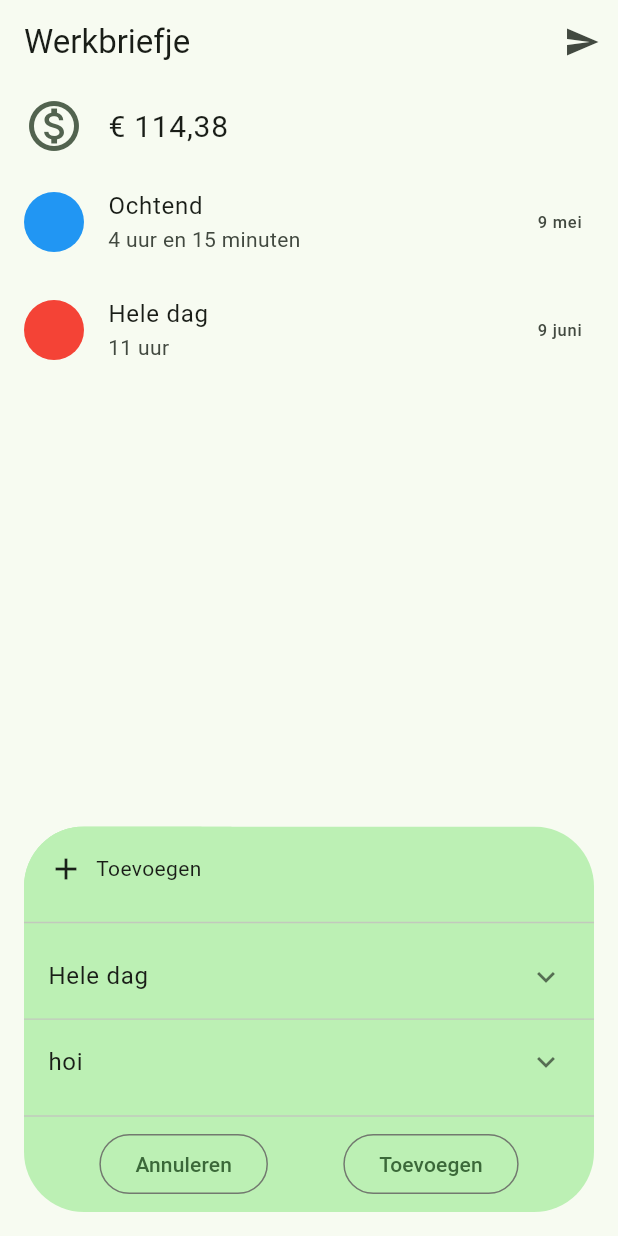
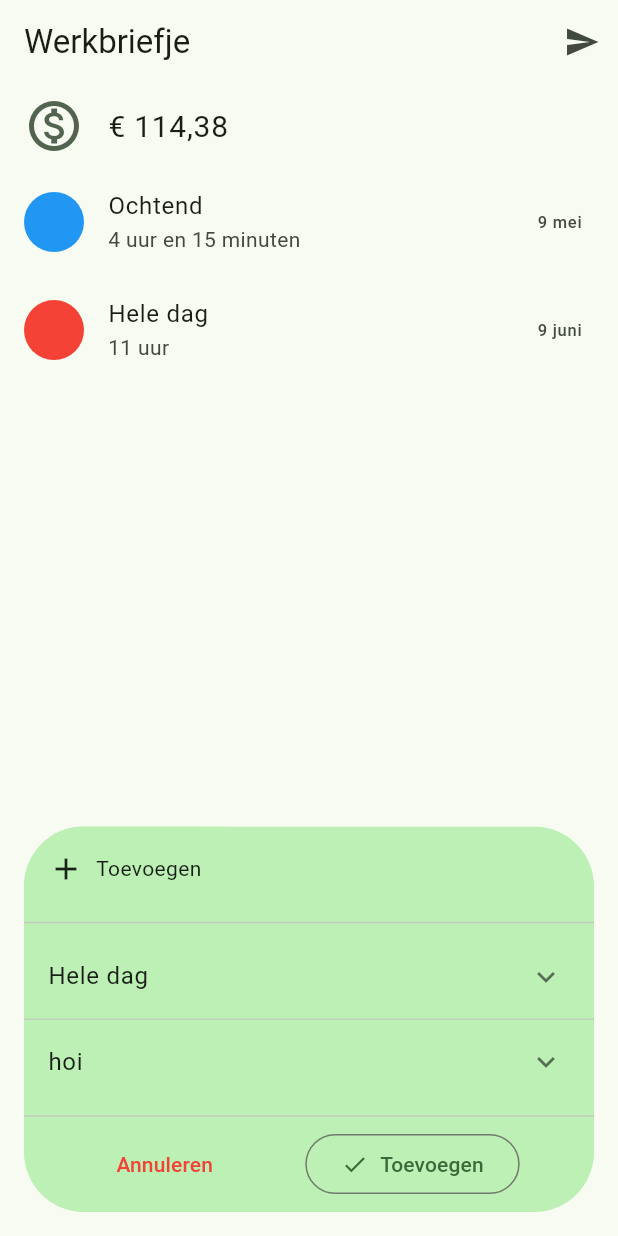
Before and after one commit to ardjuh/workhours, a Flutter app: the screen it shows after launch, on a phone screen of 412 x 824 dp. Run offline on Flutter 3.47's test engine with Material 2 defaults, Android fonts, the phone set to English and light mode, and no system bars; drawn by our look-alikes of dynamic_color.

Commit message:
Change add widget buttons

```diff
--- a/lib/add/add_widget.dart
+++ b/lib/add/add_widget.dart
@@ -115,22 +115,33 @@ class _AddWidgetState extends State<AddWidget> {
                   const Divider(),
                   LayoutBuilder(
                     builder: (_, constraints) {
+                      final maxWidth = constraints.maxWidth;
+
                       return Row(
                         mainAxisAlignment: MainAxisAlignment.spaceEvenly,
                         crossAxisAlignment: CrossAxisAlignment.start,
                         children: [
-                          if (constraints.maxWidth >= 225)
-                            OutlinedButton(
+                          if (maxWidth >= 225)
+                            TextButton(
                               onPressed: () => {
                                 if (Navigator.canPop(context))
                                   Navigator.pop(context)
                               },
-                              child: const Text("Annuleren"),
+                              child: const Text(
+                                "Annuleren",
+                                style: TextStyle(color: Colors.red),
+                              ),
                             ),
                           OutlinedButton(
                             onPressed: () => {},
-                            child: const Text("Toevoegen"),
-                          ),
+                            child: Row(
+                              children: [
+                                if (maxWidth >= 250) const Icon(Icons.done),
+                                if (maxWidth >= 250) const SizedBox(width: 8),
+                                const Text("Toevoegen"),
+                              ],
+                            ),
+                          )
                         ],
                       );
                     },
```
